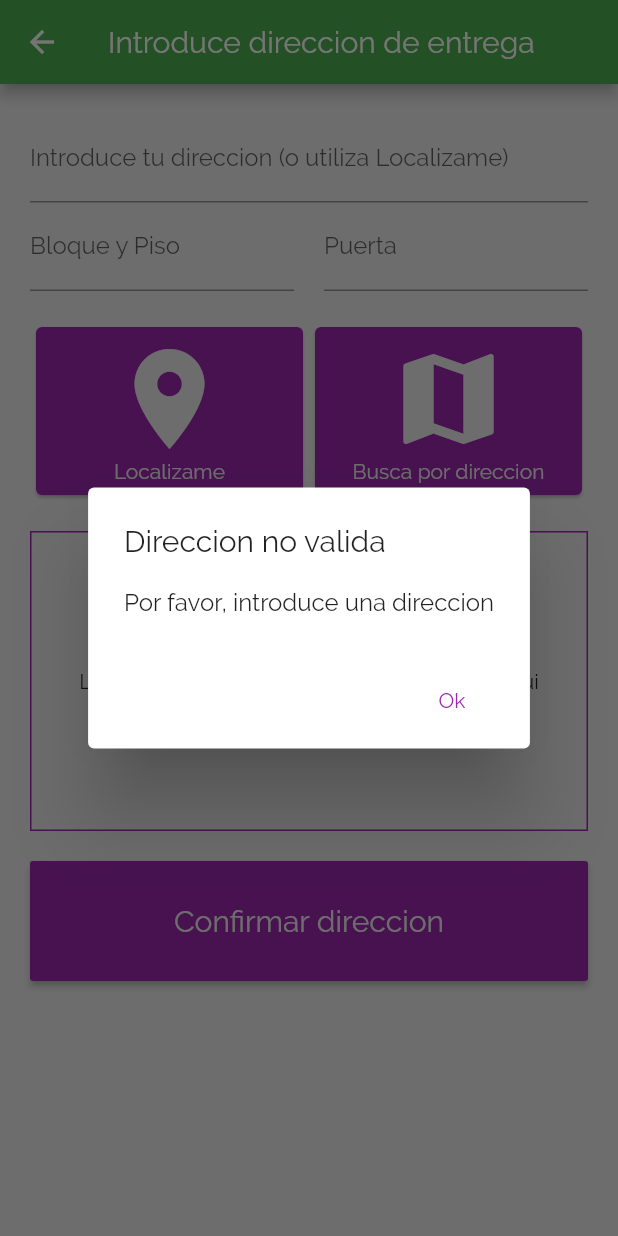
After one commit to Exeltor/Hackaton, a Flutter app: the CustomerSubmitAddressScreen screen opened by its route, after a tap on "Confirmar direccion", on a phone screen of 412 x 824 dp. The commit adds this screen. Run offline on Flutter 3.47's test engine with Material 2 defaults, Android fonts, the phone set to English and light mode, and no system bars; our stand-ins replace google_maps_flutter, location.

Commit message:
Localizacion terminado

```diff
--- /dev/null
+++ b/vengo_del_super/lib/providers/compraService.dart
@@ -0,0 +1,13 @@
+import 'package:flutter/material.dart';
+
+class CompraService with ChangeNotifier {
+  List<Map> _listaDeCompraSubmit;
+
+  submitListaDeCompra(List listaDeCompra) {
+    _listaDeCompraSubmit = listaDeCompra;
+  }
+
+  List<Map> get listaDeCompraSubmit {
+    return [..._listaDeCompraSubmit];
+  }
+}
--- /dev/null
+++ b/vengo_del_super/lib/screens/customer_submit_address_screen.dart
@@ -0,0 +1,212 @@
+import 'package:flutter/material.dart';
+import 'package:location/location.dart';
+import 'package:vengo_del_super/helpers/location_helper.dart';
+
+class CustomerSubmitAddressScreen extends StatefulWidget {
+  static const routeName = '/customer-submit-address';
+
+  @override
+  _CustomerSubmitAddressScreenState createState() =>
+      _CustomerSubmitAddressScreenState();
+}
+
+class _CustomerSubmitAddressScreenState
+    extends State<CustomerSubmitAddressScreen> {
+  final _addressController = TextEditingController();
+  final _pisoController = TextEditingController();
+  final _puertaController = TextEditingController();
+  bool _verifiedAddress = false;
+  String _previewImageUrl;
+
+  Future<void> _getCurrentLocation() async {
+    final location = await Location().getLocation();
+    _showPreview(location.latitude, location.longitude);
+    final generatedAddress = await LocationHelper.getPlaceAddress(
+        latitude: location.latitude, longitude: location.longitude);
+    _verifiedAddress = true;
+    setState(() {
+      _addressController.text = generatedAddress;
+    });
+  }
+
+  void _locationFromAddress() async {
+    if (_addressController.text.isEmpty) return;
+
+    final location =
+        await LocationHelper.getPlaceGeolocation(_addressController.text);
+
+    _showPreview(location['lat'], location['lng']);
+    _verifiedAddress = true;
+  }
+
+  void _showPreview(double lat, double lng) {
+    final previewImageUrl = LocationHelper.generateLocationPreviewImage(
+        latitude: lat, longitude: lng);
+    setState(() {
+      _previewImageUrl = previewImageUrl;
+    });
+  }
+
+  void _submit() async {
+    if (_addressController.text.isEmpty) {
+      return showDialog(
+        context: context,
+        builder: (context) => AlertDialog(
+          title: Text('Direccion no valida'),
+          content: Text('Por favor, introduce una direccion'),
+          actions: <Widget>[
+            FlatButton(
+              onPressed: () => Navigator.of(context).pop(),
+              child: Text(
+                'Ok',
+                style: TextStyle(color: Theme.of(context).accentColor),
+              ),
+            ),
+          ],
+        ),
+      );
+    }
+
+    print(_addressController.text);
+    print(_pisoController.text);
+    print(_puertaController.text);
+  }
+
+  @override
+  void dispose() {
+    _addressController.dispose();
+    _pisoController.dispose();
+    _puertaController.dispose();
+    super.dispose();
+  }
+
+  @override
+  Widget build(BuildContext context) {
+    return Scaffold(
+      appBar: AppBar(
+        title: Text('Introduce direccion de entrega'),
+      ),
+      body: SingleChildScrollView(
+        child: Padding(
+          padding: const EdgeInsets.all(20),
+          child: Column(
+            crossAxisAlignment: CrossAxisAlignment.stretch,
+            children: <Widget>[
+              TextField(
+                controller: _addressController,
+                decoration: InputDecoration(
+                  labelText: 'Introduce tu direccion (o utiliza Localizame)',
+                ),
+              ),
+              Row(
+                children: <Widget>[
+                  Expanded(
+                    child: TextField(
+                      controller: _pisoController,
+                      decoration: InputDecoration(
+                        labelText: 'Bloque y Piso',
+                      ),
+                    ),
+                  ),
+                  SizedBox(width: 20),
+                  Expanded(
+                    child: TextField(
+                      controller: _puertaController,
+                      decoration: InputDecoration(
+                        labelText: 'Puerta',
+                      ),
+                    ),
+                  ),
+                ],
+              ),
+              SizedBox(height: 20),
+              Row(
+                mainAxisAlignment: MainAxisAlignment.center,
+                children: <Widget>[
+                  Expanded(
+                    child: Card(
+                      color: Theme.of(context).accentColor,
+                      child: InkWell(
+                          child: Padding(
+                            padding: const EdgeInsets.all(8.0),
+                            child: Column(
+                              children: <Widget>[
+                                Icon(
+                                  Icons.location_on,
+                                  size: 80,
+                                  color: Theme.of(context).canvasColor,
+                                ),
+                                Text('Localizame',
+                                    style: TextStyle(
+                                        color: Theme.of(context).canvasColor)),
+                              ],
+                            ),
+                          ),
+                          onTap: _getCurrentLocation),
+                    ),
+                  ),
+                  Expanded(
+                    child: Card(
+                      color: Theme.of(context).accentColor,
+                      child: InkWell(
+                        child: Padding(
+                          padding: const EdgeInsets.all(8.0),
+                          child: Column(
+                            children: <Widget>[
+                              Icon(
+                                Icons.map,
+                                size: 80,
+                                color: Theme.of(context).canvasColor,
+                              ),
+                              Text(
+                                'Busca por direccion',
+                                style: TextStyle(
+                                  color: Theme.of(context).canvasColor,
+                                ),
+                              ),
+                            ],
+                          ),
+                        ),
+                        onTap: _locationFromAddress,
+                      ),
+                    ),
+                  ),
+                ],
+              ),
+              SizedBox(height: 20),
+              Container(
+                alignment: Alignment.center,
+                width: double.infinity,
+                height: 200,
+                decoration: BoxDecoration(
+                  border: Border.all(
+                      width: 1, color: Theme.of(context).accentColor),
+                ),
+                child: _previewImageUrl == null
+                    ? Text(
+                        'La vista previa de la localizacion aparecera aqui',
+                        textAlign: TextAlign.center,
+                      )
+                    : Image.network(
+                        _previewImageUrl,
+                        fit: BoxFit.cover,
+                        width: double.infinity,
+                      ),
+              ),
+              SizedBox(height: 20),
+              ButtonTheme(
+                height: 80,
+                child: RaisedButton(
+                  child: Text('Confirmar direccion',
+                      style: TextStyle(color: Theme.of(context).canvasColor, fontSize: 20),),
+                  color: Theme.of(context).accentColor,
+                  onPressed: _submit,
+                ),
+              )
+            ],
+          ),
+        ),
+      ),
+    );
+  }
+}
--- a/vengo_del_super/lib/screens/lista_compra_screen.dart
+++ b/vengo_del_super/lib/screens/lista_compra_screen.dart
@@ -1,4 +1,6 @@
 import 'package:flutter/material.dart';
+
+import 'customer_submit_address_screen.dart';
 
 class ListaCompraScreen extends StatefulWidget {
   static const routeName = "/lista-compra";
@@ -159,6 +161,9 @@ class _ListaCompraScreenState extends State<ListaCompraScreen> {
                   ),
                 ],
               ),
+              onTap: () {
+                Navigator.of(context).pushNamed(CustomerSubmitAddressScreen.routeName);
+              },
             ),
           )
         ],
--- a/vengo_del_super/pubspec.yaml
+++ b/vengo_del_super/pubspec.yaml
@@ -14,13 +14,17 @@ description: A new Flutter project.
 version: 1.0.0+1
 
 environment:
-  sdk: ">=2.1.0 <3.0.0"
+  sdk: ">=2.2.2 <3.0.0"
 
 dependencies:
   flutter:
     sdk: flutter
   firebase_auth: ^0.15.5+3
   cloud_firestore: ^0.13.4+2
+  provider: ^4.0.4
+  location: ^3.0.2
+  google_maps_flutter: ^0.5.25+3
+  http: ^0.12.0+4
 
   # The following adds the Cupertino Icons font to your application.
   # Use with the CupertinoIcons class for iOS style icons.
```
Also changed, not shown: vengo_del_super/lib/helpers/location_helper.dart (added, +25 -0 lines), vengo_del_super/lib/main.dart (+9 -3 lines), vengo_del_super/lib/screens/map_screen.dart (+46 -0 lines), vengo_del_super/pubspec.lock, 3 other files.
